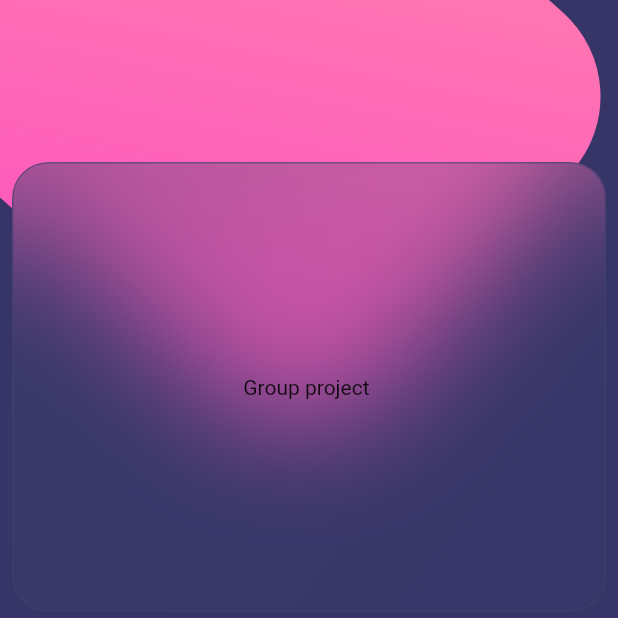
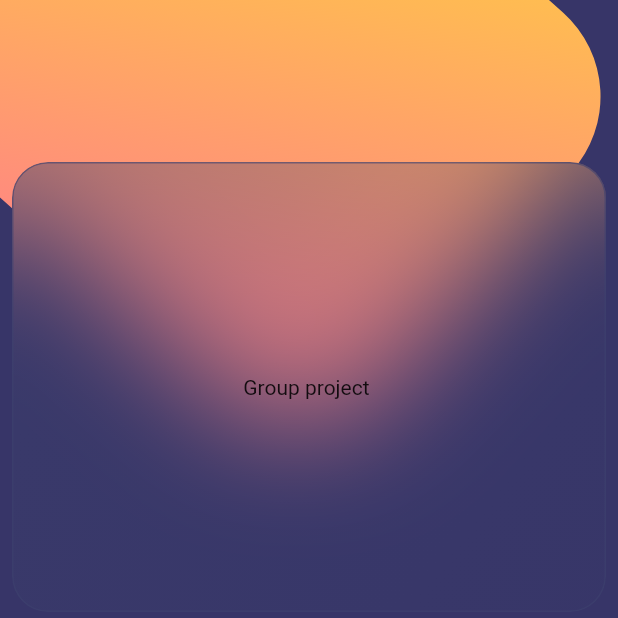
Before and after one commit to Rayanjh/I-Job, a Flutter app: the about screen opened directly, on a phone screen of 412 x 824 dp, the top half of it. Run offline on Flutter 3.47's test engine with Material 2 defaults, Android fonts, the phone set to English and light mode, and no system bars; drawn by our look-alikes of glass_kit.

Commit message:
Update colors.dart

```diff
--- a/lib/material/colors.dart
+++ b/lib/material/colors.dart
@@ -6,7 +6,7 @@ bool x = false;
 
 
 const kBackgroundColor = Color(0xFF373568);
-const kBackgroundColorMix = [Color(0xFFFF8AAB),Color(0xFFFE58BD)];
+const kBackgroundColorMix = [Color(0xFFFFE130),Color(0xFFFF8484)];
 const kmenuBackgroundColor = Color(0xFF3D416E); //0xFF373956
 
 
```
